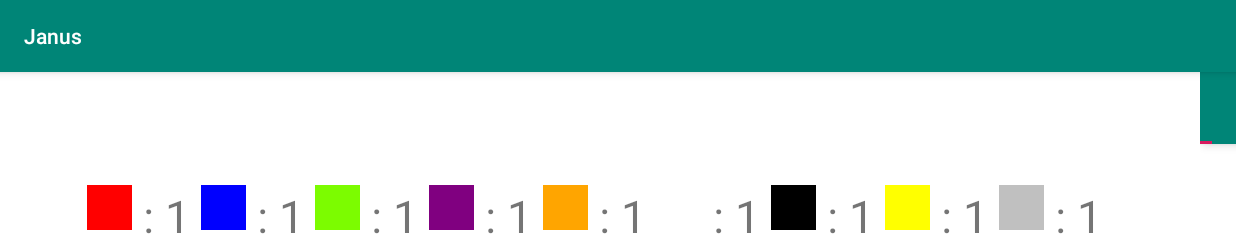
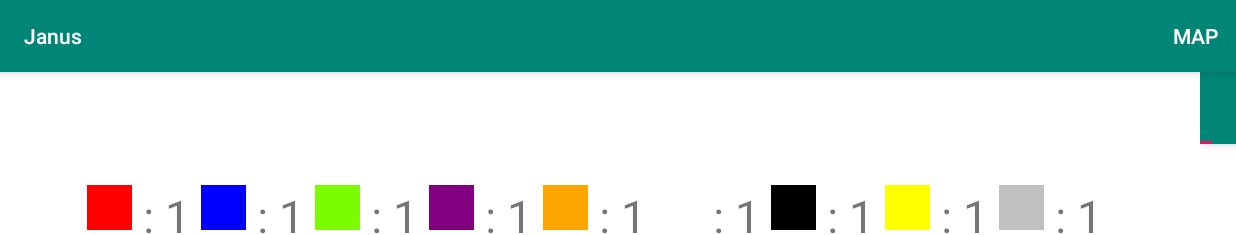
Before and after one commit to Trevash/Janice, an Android app: the GameActivity screen opened directly, with no data from a screen before it, after a tap on "STATUSANDCHAT", on a phone screen of 824 x 412 dp (held sideways). Shown: the top 235 px of the screen. Run offline under Robolectric (Android 15) with nearby library versions, the phone set to English and light mode, and no system bars; 14 statements that could not run were skipped.

Commit message:
navigate between map and fragment

```diff
--- a/app/src/main/java/com/janus/UI/StatusFragment.java
+++ b/app/src/main/java/com/janus/UI/StatusFragment.java
@@ -9,6 +9,9 @@ import android.support.v4.app.FragmentPagerAdapter;
 import android.support.v4.view.ViewPager;
 import android.support.v7.widget.Toolbar;
 import android.view.LayoutInflater;
+import android.view.Menu;
+import android.view.MenuInflater;
+import android.view.MenuItem;
 import android.view.View;
 import android.view.ViewGroup;
 import android.widget.LinearLayout;
@@ -25,12 +28,14 @@ public class StatusFragment extends Fragment implements StatusFragmentPresenter.
 
     public interface Context {
         void onFinishAction();
+        void onMapFragmentSelected();
     }
 
     private Toolbar toolbar;
     private TabLayout tabLayout;
     private ViewPager viewPager;
     private StatusFragmentPresenter presenter;
+    private Context context;
 
     private List<TextView> colorTextViews;
     private List<TextView> playerOneStatusTextViews;
@@ -42,14 +47,36 @@ public class StatusFragment extends Fragment implements StatusFragmentPresenter.
     public StatusFragment() {}
 
     @Override
+    public void onCreateOptionsMenu(Menu menu, MenuInflater inflater){
+        super.onCreateOptionsMenu(menu, inflater);
+        inflater.inflate(R.menu.fragment_status, menu);
+
+        //mStatusMenuItem = menu.findItem(R.id.statusAndChat);
+
+        //mSearchMenuItem.setIcon(new IconDrawable(getActivity(), FontAwesomeIcons.fa_search).sizeDp(ICON_SIZE));
+    }
+
+    @Override
+    public boolean onOptionsItemSelected(MenuItem item) {
+        switch(item.getItemId()){
+            case R.id.map_menu_item:
+                context.onMapFragmentSelected();
+                return true;
+            default:
+                return true;
+        }
+    }
+
+    @Override
     public void onCreate(Bundle savedInstanceState) {
         super.onCreate(savedInstanceState);
+        setHasOptionsMenu(true);
     }
 
     @Override
     public View onCreateView(LayoutInflater inflater, ViewGroup container, Bundle savedInstanceState) {
         View v = inflater.inflate(R.layout.fragment_status, container, false);
-
+        context = (Context) getActivity();
         presenter = new StatusFragmentPresenter(this);
 
         viewPager = v.findViewById(R.id.viewpager);
--- /dev/null
+++ b/app/src/main/res/menu/fragment_status.xml
@@ -0,0 +1,9 @@
+<?xml version="1.0" encoding="utf-8"?>
+<menu xmlns:app="http://schemas.android.com/apk/res-auto"
+    xmlns:android="http://schemas.android.com/apk/res/android">
+
+    <item
+        android:id="@+id/map_menu_item"
+        android:title="Map"
+        app:showAsAction="ifRoom" />
+</menu>
```
Also changed, not shown: app/src/main/java/com/janus/UI/GameActivity.java (+7 -0 lines).
